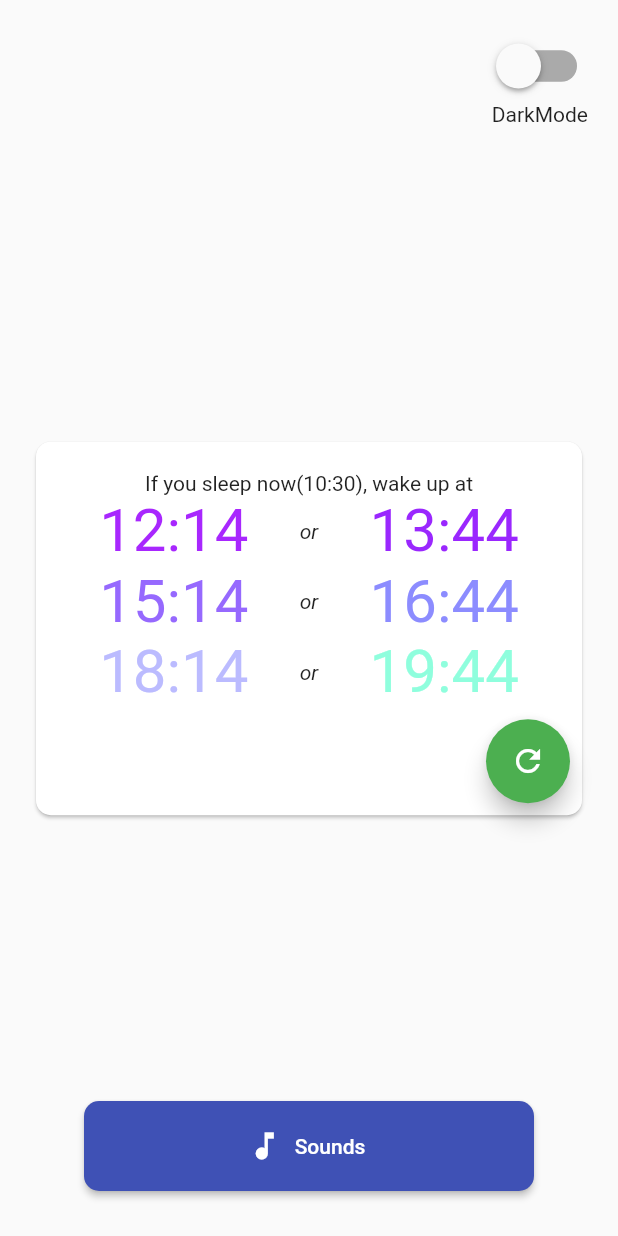
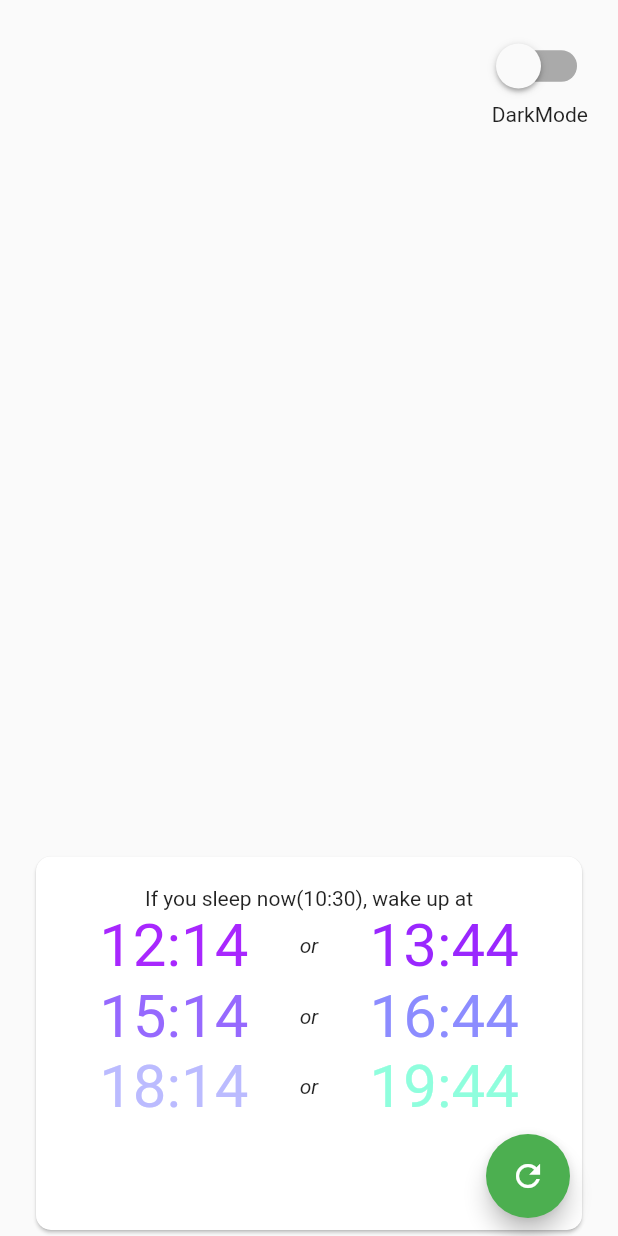
Before and after one commit to RohanGautam/snoozy, a Flutter app: the screen it shows after launch, on a phone screen of 412 x 824 dp. Run offline on Flutter 3.47's test engine with Material 2 defaults, Android fonts, the phone set to English and light mode, and no system bars; our stand-ins replace dynamic_theme, shared_preferences.

Commit message:
removed sounds page files, added auto time update

```diff
--- a/lib/main.dart
+++ b/lib/main.dart
@@ -1,10 +1,10 @@
+import 'dart:async';
+
 import 'package:flutter/material.dart';
 import 'package:flutter/services.dart';
 import 'package:intl/intl.dart';
 import 'package:shared_preferences/shared_preferences.dart';
 import 'package:dynamic_theme/dynamic_theme.dart';
-import 'package:audioplayers/audioplayers.dart';
-import 'package:Snoozy/sounds.dart';
 
 void main() async {
   await SystemChrome.setPreferredOrientations([DeviceOrientation.portraitUp]);// making it potrait-only
@@ -44,11 +44,7 @@ class _MyHomePageState extends State<MyHomePage> {
   DateTime now = DateTime.now();
   var _switchValue = false;
   var prefs;
-  // **--for the sounds page--**
-  bool isPlaying = false;
-  AudioPlayer playerLoopController;
-  String currentTrackName;
-  // **----**
+  Timer timer;
 
   @override
   void initState() {
@@ -63,9 +59,14 @@ class _MyHomePageState extends State<MyHomePage> {
             false; // ?? means if null, make it false
       });
     });
+
+    // keep updating time
+    timer = Timer.periodic(Duration(milliseconds: 50), (Timer t) => _refreshTime());
+
   }
 
   void _refreshTime() {
+    print("Refreshing... it is now${now.minute}");
     setState(() {
       now = DateTime.now();
     });
@@ -73,7 +74,7 @@ class _MyHomePageState extends State<MyHomePage> {
 
   void changeTheme(bool s) {
     setState(() {
-      //switch passes current state of switch, but doesnt cahange it in UI. to do that, you have to change it yourself.
+      //switch passes current state of switch, but doesnt change it in UI. to do that, you have to change it yourself.
       _switchValue = s;
     });
     prefs.setBool('switchValue', s);
@@ -187,50 +188,6 @@ class _MyHomePageState extends State<MyHomePage> {
     );
   }
 
-  _soundsPage(BuildContext context, var page) async {
-    var dataRecieved = await Navigator.push(
-        context,
-        PageRouteBuilder(
-            pageBuilder: (context, anim1, anim2) => new Sounds(
-                isPlaying: isPlaying,
-                playerLoopController: playerLoopController,
-                currentTrackName: currentTrackName,)));
-    // MaterialPageRoute(
-    //     builder: (context) => ));
-    setState(() {
-      isPlaying = dataRecieved[0];
-      playerLoopController = dataRecieved[1];
-      currentTrackName = dataRecieved[2];
-    });
-    // print(isPlaying);
-  }
-
-  Widget bottomDock() {
-    return Row(
-      mainAxisAlignment: MainAxisAlignment.center,
-      children: <Widget>[
-        Padding(
-          padding: const EdgeInsets.fromLTRB(0, 0, 0, 30),
-          child: ButtonTheme(
-            height: 60,
-            minWidth: 300,
-            child: RaisedButton.icon(
-              shape: RoundedRectangleBorder(borderRadius: BorderRadius.circular(10.0)),
-              onPressed: () => _soundsPage(context, Sounds), //this is a shorthand if you want to pass a function with parameters
-              icon: Icon(Icons.music_note, color: Colors.white,),
-              label: Text("Sounds",style: TextStyle(color: Colors.white)),
-            ),
-          ),
-          // child: FloatingActionButton(
-          //   heroTag: "soundsNavButton",
-          //   tooltip: "Go to sounds page",
-          //   child: Icon(Icons.music_note),
-          //   onPressed:
-          // ),
-        )
-      ],
-    );
-  }
 
   @override
   Widget build(BuildContext context) {
@@ -240,9 +197,14 @@ class _MyHomePageState extends State<MyHomePage> {
         children: <Widget>[
           themeToggler(),
           sleepCard(now),
-          bottomDock(),
         ],
       ),
     );
   }
+
+  @override
+  void dispose() {
+    timer?.cancel();
+    super.dispose();
+  }
 }
--- a/pubspec.yaml
+++ b/pubspec.yaml
@@ -25,7 +25,6 @@ dependencies:
   cupertino_icons: ^0.1.2
   intl: 0.15.7 # for date, time
   dynamic_theme: ^1.0.1 # for dynamically changing theme
-  audioplayers: ^0.12.0 # to play audio
   shared_preferences: ^0.5.0 # for local storage
 
 dev_dependencies:
```
Also changed, not shown: lib/sounds.dart (deleted, +0 -190 lines), assets/rain-flowers.jpg (deleted), assets/rain-umbrella.jpg (deleted), pubspec.lock, 3 other files.
